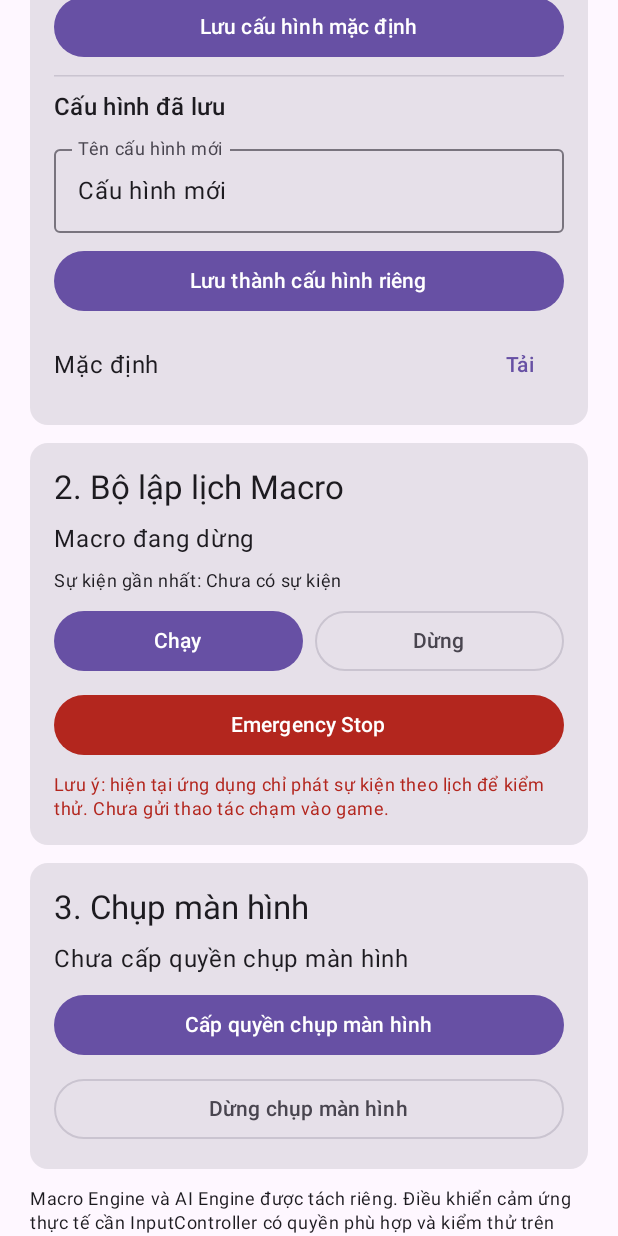
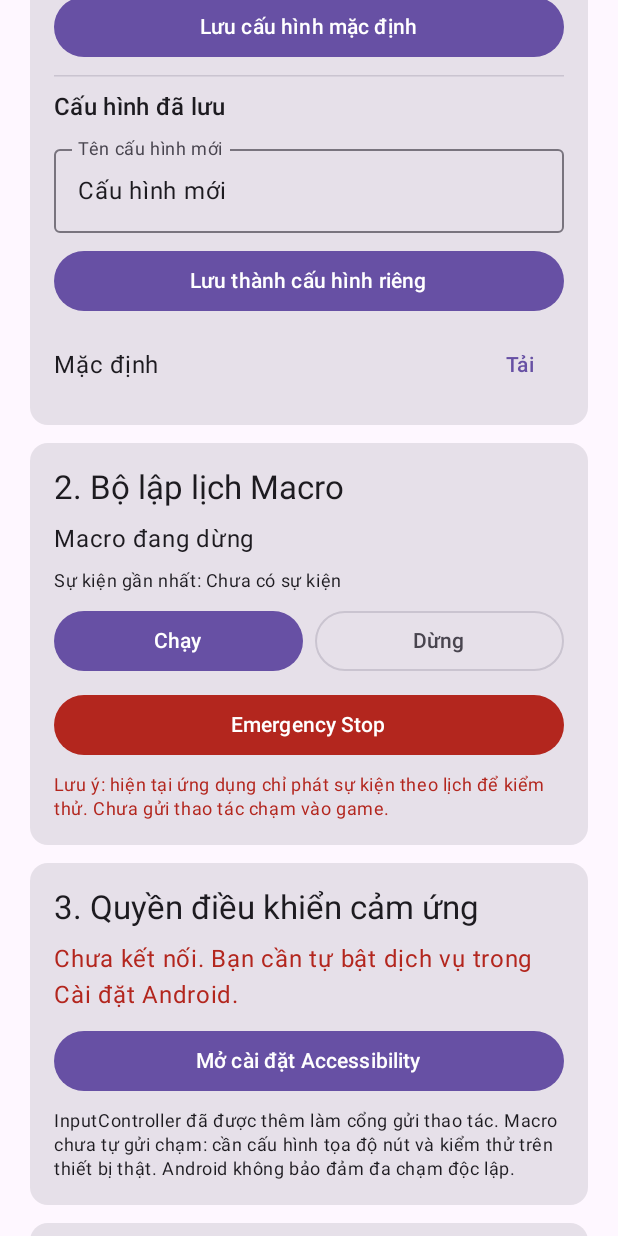
Before and after one commit to thanhtuanlk2008-collab/Build-MacroAndroid-Debug-APK, an Android app built with Jetpack Compose: the screen it shows after launch (MainActivity), scrolled down 576 dp, on a phone screen of 412 x 824 dp. Run offline under Robolectric (Android 15) with nearby library versions, the phone set to English and light mode, and no system bars.

Commit message:
feat(input): expose accessibility permission status in dashboard

```diff
--- a/SoulKnightMatrixAI/app/src/main/java/com/soulknight/matrixai/MainActivity.kt
+++ b/SoulKnightMatrixAI/app/src/main/java/com/soulknight/matrixai/MainActivity.kt
@@ -3,6 +3,7 @@ package com.soulknight.matrixai
 import android.app.Activity
 import android.content.Intent
 import android.media.projection.MediaProjectionManager
+import android.provider.Settings
 import android.os.Bundle
 import android.os.Handler
 import android.os.Looper
@@ -22,8 +23,15 @@ import com.soulknight.matrixai.capture.ScreenCaptureService
 import com.soulknight.matrixai.macro.MacroConfig
 import com.soulknight.matrixai.macro.MacroProfileStore
 import com.soulknight.matrixai.macro.MacroScheduler
+import com.soulknight.matrixai.input.MatrixAccessibilityService
 
 class MainActivity : ComponentActivity() {
+    private var accessibilityConnected by mutableStateOf(false)
+
+    override fun onResume() {
+        super.onResume()
+        accessibilityConnected = MatrixAccessibilityService.isConnected()
+    }
     private val captureLauncher = registerForActivityResult(
         ActivityResultContracts.StartActivityForResult()
     ) { result ->
@@ -216,7 +224,31 @@ class MainActivity : ComponentActivity() {
                                 Modifier.fillMaxWidth().padding(16.dp),
                                 verticalArrangement = Arrangement.spacedBy(8.dp)
                             ) {
-                                Text("3. Chụp màn hình", style = MaterialTheme.typography.titleLarge)
+                                Text("3. Quyền điều khiển cảm ứng", style = MaterialTheme.typography.titleLarge)
+                                Text(
+                                    if (accessibilityConnected) "AccessibilityService đã kết nối"
+                                    else "Chưa kết nối. Bạn cần tự bật dịch vụ trong Cài đặt Android.",
+                                    color = if (accessibilityConnected) MaterialTheme.colorScheme.primary else MaterialTheme.colorScheme.error
+                                )
+                                Button(
+                                    onClick = { startActivity(Intent(Settings.ACTION_ACCESSIBILITY_SETTINGS)) },
+                                    modifier = Modifier.fillMaxWidth()
+                                ) { Text("Mở cài đặt Accessibility") }
+                                Text(
+                                    "InputController đã được thêm làm cổng gửi thao tác. " +
+                                        "Macro chưa tự gửi chạm: cần cấu hình tọa độ nút và kiểm thử trên thiết bị thật. " +
+                                        "Android không bảo đảm đa chạm độc lập.",
+                                    style = MaterialTheme.typography.bodySmall
+                                )
+                            }
+                        }
+
+                        Card {
+                            Column(
+                                Modifier.fillMaxWidth().padding(16.dp),
+                                verticalArrangement = Arrangement.spacedBy(8.dp)
+                            ) {
+                                Text("4. Chụp màn hình", style = MaterialTheme.typography.titleLarge)
                                 Text(captureStatus)
                                 Button(
                                     onClick = {
```
